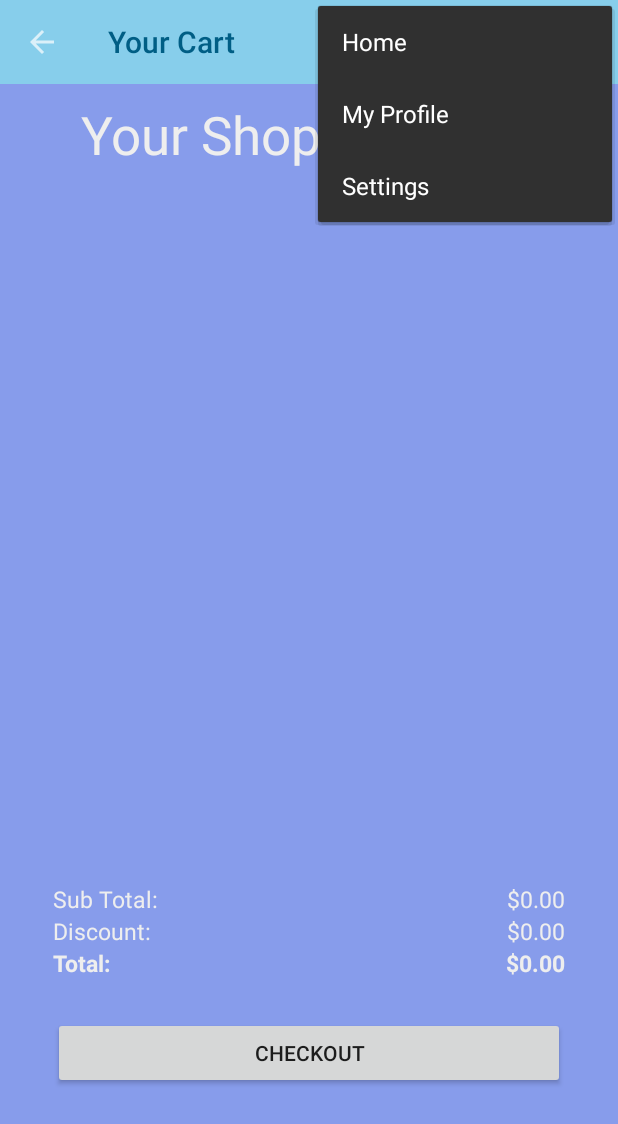
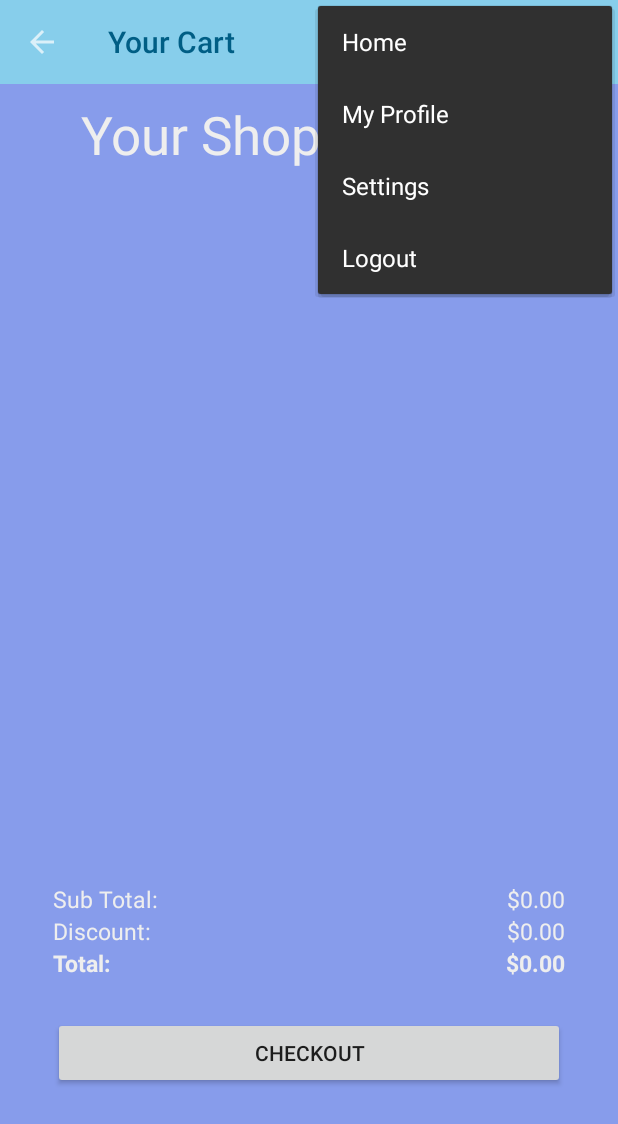
Before and after one commit to adamcreeves/GroceryApp, an Android app: the ShoppingCartActivity screen opened directly, with no data from a screen before it, with the options menu open, on a phone screen of 412 x 824 dp. Shown: the top 1124 px of the screen. Run offline under Robolectric (Android 15) with nearby library versions, the phone set to English and light mode, and no system bars; our stand-ins replace Picasso; network calls fail; pictures from the network do not load.

Commit message:
Login saves and Logout functionality added

```diff
--- a/app/src/main/java/com/example/glossaryapp/activities/ShoppingCartActivity.kt
+++ b/app/src/main/java/com/example/glossaryapp/activities/ShoppingCartActivity.kt
@@ -11,6 +11,7 @@ import androidx.recyclerview.widget.GridLayoutManager
 import com.example.glossaryapp.R
 import com.example.glossaryapp.adapters.AdapterShoppingCart
 import com.example.glossaryapp.database.DBHelper
+import com.example.glossaryapp.helpers.SessionManager
 import com.example.glossaryapp.models.CartProductData
 import com.example.glossaryapp.models.Product
 import kotlinx.android.synthetic.main.activity_shopping_cart.*
@@ -20,11 +21,13 @@ class ShoppingCartActivity : AppCompatActivity() {
 
     lateinit var dbHelper: DBHelper
     var myList: ArrayList<CartProductData> = ArrayList()
+    lateinit var sessionManager: SessionManager
     private var adapterShoppingCart: AdapterShoppingCart? = null
 
     override fun onCreate(savedInstanceState: Bundle?) {
         super.onCreate(savedInstanceState)
         setContentView(R.layout.activity_shopping_cart)
+        sessionManager = SessionManager(this)
         dbHelper = DBHelper(this)
         init()
     }
@@ -65,6 +68,11 @@ class ShoppingCartActivity : AppCompatActivity() {
                 "You just clicked on Profile. Great work!",
                 Toast.LENGTH_SHORT
             ).show()
+            R.id.action_logout -> {
+                Toast.makeText(applicationContext, "You just logged out :(", Toast.LENGTH_SHORT).show()
+                sessionManager.logout()
+                startActivity(Intent(applicationContext, StartActivity::class.java))
+            }
         }
         return true
     }
--- a/app/src/main/java/com/example/glossaryapp/helpers/SessionManager.kt
+++ b/app/src/main/java/com/example/glossaryapp/helpers/SessionManager.kt
@@ -36,5 +36,10 @@ class SessionManager(var myContext: Context) {
         return token !=null
     }
 
+    fun logout() {
+        editor.clear()
+        editor.commit()
+    }
+
 
 }
--- /dev/null
+++ b/app/src/main/res/drawable/ic_baseline_logout_24.xml
@@ -0,0 +1,5 @@
+<vector android:height="24dp" android:tint="#224499"
+    android:viewportHeight="24" android:viewportWidth="24"
+    android:width="24dp" xmlns:android="http://schemas.android.com/apk/res/android">
+    <path android:fillColor="@android:color/white" android:pathData="M10.09,15.59L11.5,17l5,-5 -5,-5 -1.41,1.41L12.67,11H3v2h9.67l-2.58,2.59zM19,3H5c-1.11,0 -2,0.9 -2,2v4h2V5h14v14H5v-4H3v4c0,1.1 0.89,2 2,2h14c1.1,0 2,-0.9 2,-2V5c0,-1.1 -0.9,-2 -2,-2z"/>
+</vector>
--- a/app/src/main/res/layout/activity_login.xml
+++ b/app/src/main/res/layout/activity_login.xml
@@ -26,8 +26,7 @@
             android:layout_margin="5dp"
             android:background="@color/colorPrimary"
             android:hint="Email"
-            android:padding="10dp"
-            android:text="adam@adam.com" />
+            android:padding="10dp" />
 
         <EditText
             android:id="@+id/edit_text_login_password"
@@ -37,8 +36,7 @@
             android:background="@color/colorPrimary"
             android:hint="Password"
             android:inputType="textPassword"
-            android:padding="10dp"
-            android:text="1234567" />
+            android:padding="10dp" />
 
         <Button
             android:id="@+id/button_login_submit"
--- a/app/src/main/res/menu/main_menu.xml
+++ b/app/src/main/res/menu/main_menu.xml
@@ -25,4 +25,10 @@
         android:title="My Cart"
         android:icon="@drawable/ic_baseline_shopping_cart_24"
         />
+    <item
+        app:showAsAction="never"
+        android:id="@+id/action_logout"
+        android:title="Logout"
+        android:icon="@drawable/ic_baseline_logout_24"
+        />
 </menu>
```
Also changed, not shown: app/src/main/java/com/example/glossaryapp/activities/AddAddressActivity.kt (+8 -1 lines), app/src/main/java/com/example/glossaryapp/activities/AddressActivity.kt (+9 -0 lines), app/src/main/java/com/example/glossaryapp/activities/HomeActivity.kt (+9 -1 lines), app/src/main/java/com/example/glossaryapp/activities/ProductDetailActivity.kt (+8 -0 lines), app/src/main/java/com/example/glossaryapp/activities/SubCategoryActivity.kt (+9 -1 lines).
